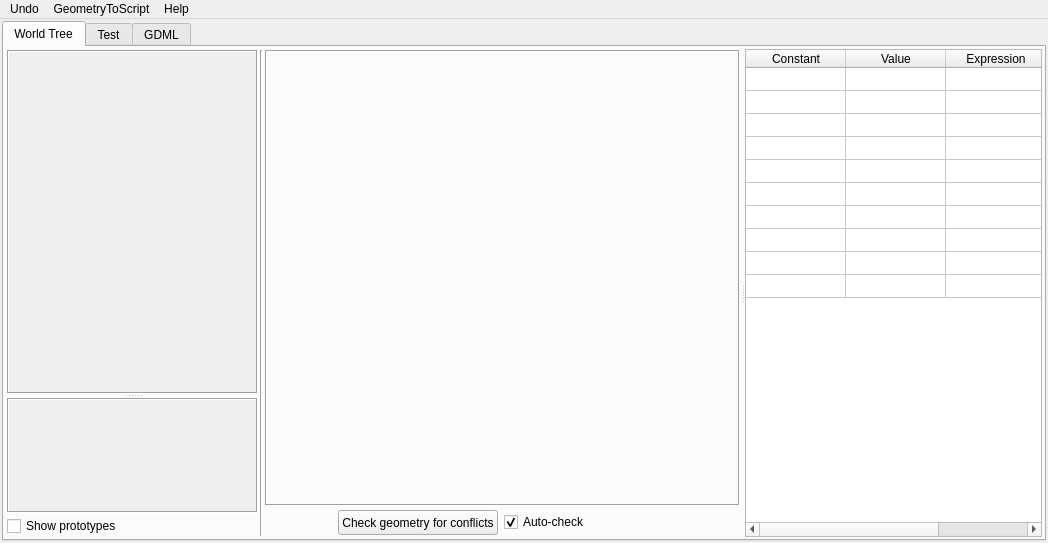
First picture: the form in ants3bundle/src/ants3/gui/geom/a3geoconwin.ui, repository andrmor/ANTS3bundle, before the edit.
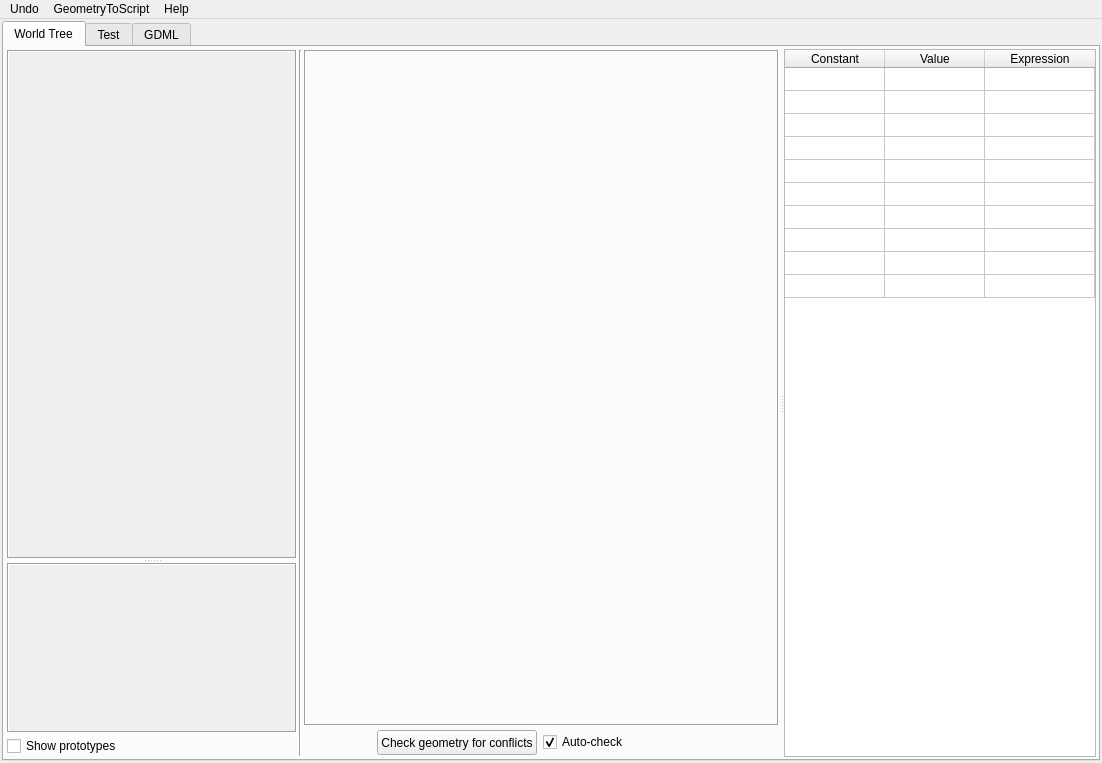
Second picture: the form after the edit. The open tabs and pages were chosen to show the change.

What changed in the file:
```diff
--- a/ants3bundle/src/ants3/gui/geom/a3geoconwin.ui
+++ b/ants3bundle/src/ants3/gui/geom/a3geoconwin.ui
@@ -6,8 +6,8 @@
    <rect>
     <x>0</x>
     <y>0</y>
-    <width>1048</width>
-    <height>543</height>
+    <width>1102</width>
+    <height>763</height>
    </rect>
   </property>
   <property name="windowTitle">
@@ -112,7 +112,7 @@
                     <x>0</x>
                     <y>0</y>
                     <width>146</width>
-                    <height>332</height>
+                    <height>497</height>
                    </rect>
                   </property>
                  </widget>
@@ -136,7 +136,7 @@
                     <x>0</x>
                     <y>0</y>
                     <width>146</width>
-                    <height>108</height>
+                    <height>163</height>
                    </rect>
                   </property>
                  </widget>
@@ -857,7 +857,7 @@
     <rect>
      <x>0</x>
      <y>0</y>
-     <width>1048</width>
+     <width>1102</width>
      <height>22</height>
     </rect>
    </property>
```
Left out of the diff: 2 changed lines with no effect on the pictures.
